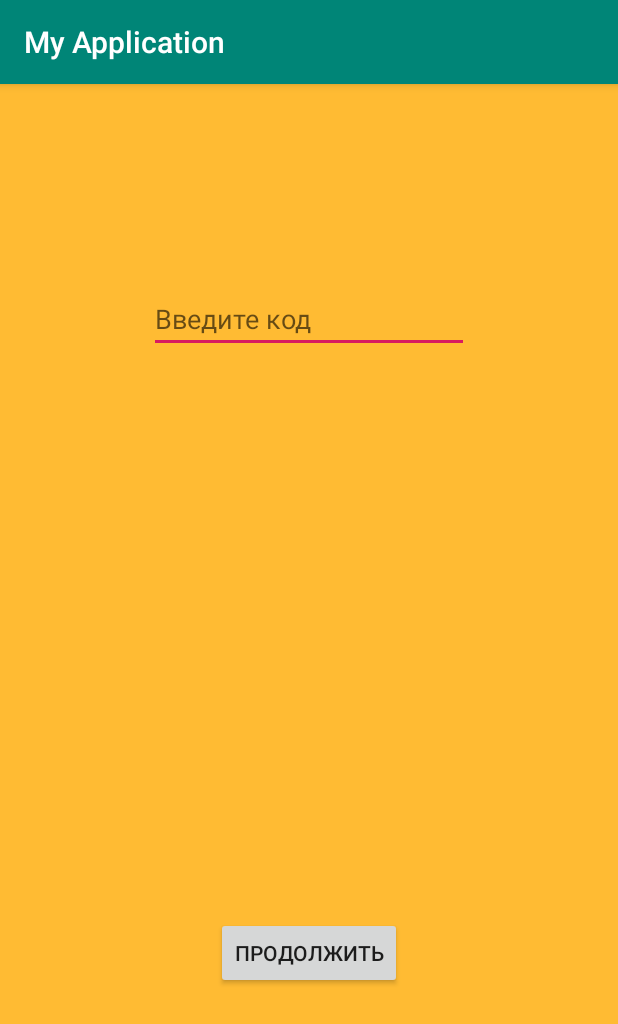
After one commit to LinSears/java, an Android app: the ConfirmActivity screen opened directly, with no data from a screen before it, on a phone screen of 412 x 824 dp. The commit adds this screen. Shown: the top 1024 px of the screen. Run offline under Robolectric (Android 15) with nearby library versions, the phone set to English and light mode, and no system bars.

Commit message:
android4

```diff
--- a/Android2/app/src/main/AndroidManifest.xml
+++ b/Android2/app/src/main/AndroidManifest.xml
@@ -1,6 +1,8 @@
 <?xml version="1.0" encoding="utf-8"?>
 <manifest xmlns:android="http://schemas.android.com/apk/res/android"
     package="com.example.myapplication">
+
+    <uses-permission android:name="android.permission.INTERNET" />
 
     <application
         android:allowBackup="true"
@@ -9,7 +11,8 @@
         android:roundIcon="@mipmap/ic_launcher_round"
         android:supportsRtl="true"
         android:theme="@style/AppTheme">
-        <activity android:name=".JoinActivity"></activity>
+        <activity android:name=".ConfirmActivity"></activity>
+        <activity android:name=".JoinActivity" />
         <activity android:name=".RegisterActivity" />
         <activity android:name=".StartActivity" />
         <activity android:name=".MenuActivity" />
--- /dev/null
+++ b/Android2/app/src/main/res/layout/activity_confirm.xml
@@ -0,0 +1,34 @@
+<?xml version="1.0" encoding="utf-8"?>
+<androidx.constraintlayout.widget.ConstraintLayout xmlns:android="http://schemas.android.com/apk/res/android"
+    xmlns:app="http://schemas.android.com/apk/res-auto"
+    xmlns:tools="http://schemas.android.com/tools"
+    android:layout_width="match_parent"
+    android:layout_height="match_parent"
+    android:background="@android:color/holo_orange_light"
+    tools:context=".ConfirmActivity">
+
+    <EditText
+        android:id="@+id/code"
+        android:layout_width="wrap_content"
+        android:layout_height="wrap_content"
+        android:ems="10"
+        android:hint="Введите код"
+        android:inputType="textPersonName"
+        app:layout_constraintBottom_toBottomOf="parent"
+        app:layout_constraintEnd_toEndOf="parent"
+        app:layout_constraintStart_toStartOf="parent"
+        app:layout_constraintTop_toTopOf="parent"
+        app:layout_constraintVertical_bias="0.185" />
+
+    <Button
+        android:id="@+id/confirmBtn"
+        android:layout_width="wrap_content"
+        android:layout_height="wrap_content"
+        android:text="Продолжить"
+        app:layout_constraintBottom_toBottomOf="parent"
+        app:layout_constraintEnd_toEndOf="parent"
+        app:layout_constraintStart_toStartOf="parent"
+        app:layout_constraintTop_toBottomOf="@+id/code"
+        app:layout_constraintVertical_bias="0.696" />
+
+</androidx.constraintlayout.widget.ConstraintLayout>
```
Also changed, not shown: Android2/app/src/main/java/com/example/myapplication/ConfirmActivity.java (added, +87 -0 lines), Android2/app/src/main/java/com/example/myapplication/MainActivity.java (+16 -5 lines), Android2/app/src/main/java/com/example/myapplication/RegisterActivity.java (+54 -2 lines), Android2/app/src/main/java/com/example/myapplication/api/MyFamily.java (+10 -0 lines), Android2/app/src/main/java/com/example/myapplication/model/ConfirmRequest.java (added, +8 -0 lines), Android2/app/src/main/java/com/example/myapplication/model/ConfirmResponse.java (added, +12 -0 lines), Android2/app/src/main/java/com/example/myapplication/model/RegistrationRequest.java (added, +12 -0 lines), Android2/app/src/main/java/com/example/myapplication/model/RegistrationResponse.java (added, +11 -0 lines).
